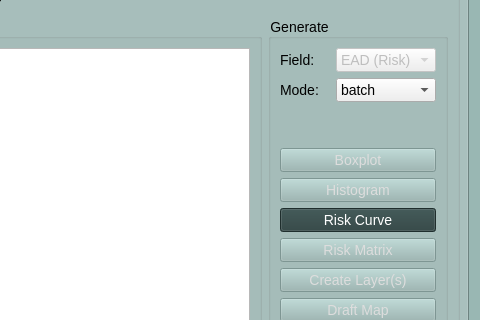
This is canflood2/canflood2_dialog_main.ui in cefect/CanFlood2 as Qt 5 draws it before an edit; both pictures show x 509 to 989 and y 525 to 845 of the 989 by 1000 pixel window. The edited form follows.
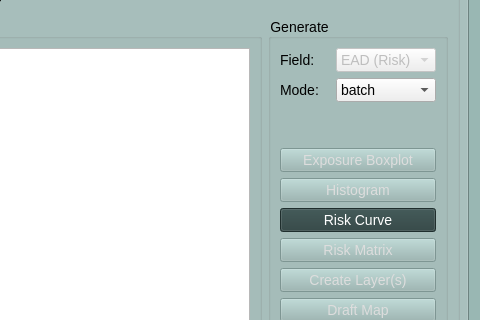
This is the edited form. The open tabs and pages were chosen to show the change. Icons and pictures are not drawn. Custom widgets are drawn as their Qt base class.

Commit message: relable exposure boxplot

Diff of the .ui file:
```diff
--- a/canflood2/canflood2_dialog_main.ui
+++ b/canflood2/canflood2_dialog_main.ui
@@ -1494,7 +1494,7 @@
                   </sizepolicy>
                  </property>
                  <property name="text">
-                  <string>Boxplot</string>
+                  <string>Exposure Boxplot</string>
                  </property>
                 </widget>
                </item>
```
